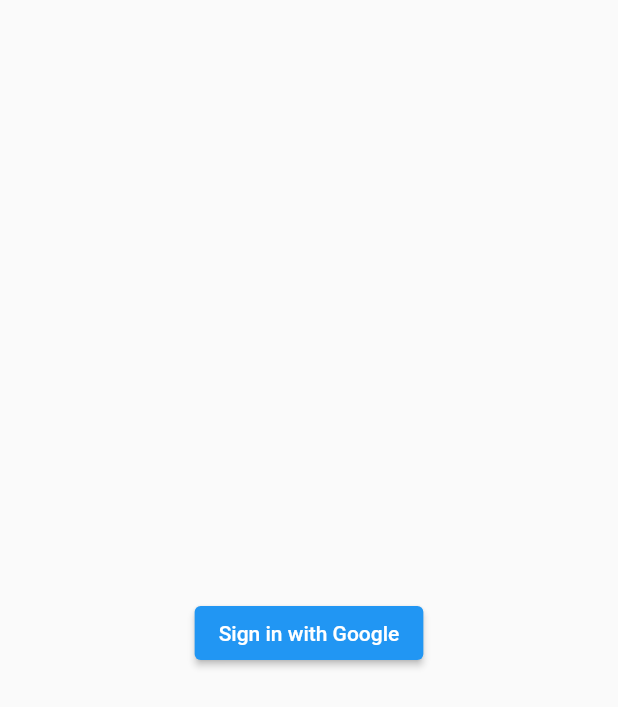
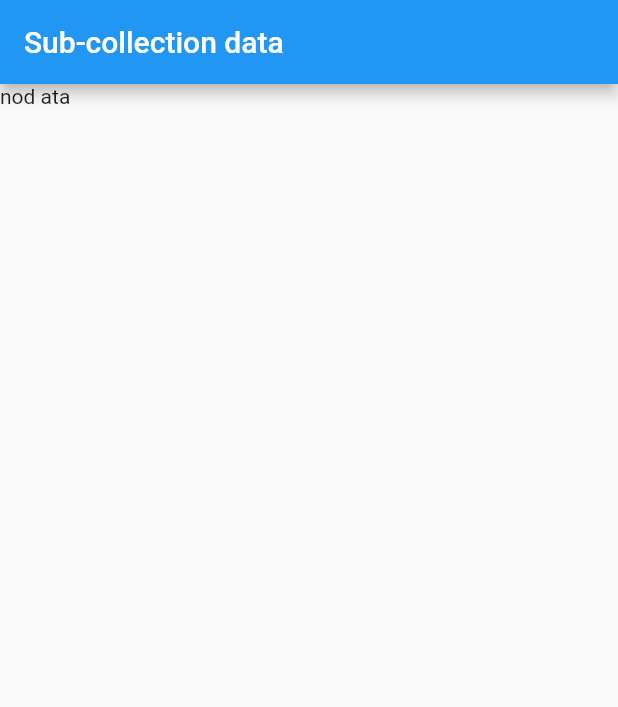
Before and after one commit to mahmudulri/phoneauth, a Flutter app: the screen it shows after launch, on a phone screen of 412 x 824 dp. Shown: the top 707 px of the screen. Run offline on Flutter 3.47's test engine with Material 2 defaults, Android fonts, the phone set to English and light mode, and no system bars; our stand-ins replace cloud_firestore, firebase_auth, firebase_core, get, get_storage, google_sign_in; accounts and stored records are empty.

Commit message:
fetched sub collections

```diff
--- /dev/null
+++ b/lib/buckets.firestore.dart
@@ -0,0 +1,4 @@
+class FirestoreBuckets {
+  static const String allschools = "allschools";
+  static const String students = "students";
+}
--- /dev/null
+++ b/lib/fields.firestore.dart
@@ -0,0 +1,4 @@
+class FirestoreField {
+  static const String name = "name";
+  static const String price = "price";
+}
--- a/lib/main.dart
+++ b/lib/main.dart
@@ -6,6 +6,7 @@ import 'package:firebase_core/firebase_core.dart';
 import 'package:phone_auth/splash_screen.dart';
 
 import 'pages/dashboard.dart';
+import 'pages/productpage.dart';
 
 void main() async {
   GetStorage.init();
@@ -26,6 +27,6 @@ class MyApp extends StatelessWidget {
         theme: ThemeData(
           primarySwatch: Colors.blue,
         ),
-        home: SplashScreen());
+        home: ProductPage());
   }
 }
--- /dev/null
+++ b/lib/pages/productpage.dart
@@ -0,0 +1,54 @@
+import 'package:flutter/material.dart';
+import 'package:cloud_firestore/cloud_firestore.dart';
+
+import '../buckets.firestore.dart';
+import '../fields.firestore.dart';
+
+class ProductPage extends StatelessWidget {
+  const ProductPage({
+    Key? key,
+  }) : super(key: key);
+
+  @override
+  Widget build(BuildContext context) {
+    return Scaffold(
+      appBar: AppBar(
+        title: Text('Sub-collection data'),
+      ),
+      body: StreamBuilder(
+        stream: FirebaseFirestore.instance
+            .collection(FirestoreBuckets.allschools)
+            .doc("radhanagor")
+            .collection(FirestoreBuckets.students)
+            .snapshots(),
+        builder: (context,
+            AsyncSnapshot<QuerySnapshot<Map<String, dynamic>>> snapshot) {
+          if (snapshot.hasData && snapshot != null) {
+            if (snapshot.data!.docs.isNotEmpty) {
+              return ListView.builder(
+                itemBuilder: (context, index) {
+                  Map<String, dynamic> docData =
+                      snapshot.data!.docs[index].data();
+
+                  if (docData.isEmpty) {
+                    return Text("No Data");
+                  }
+                  String name = docData[FirestoreField.name];
+
+                  return ListTile(
+                    title: Text(name),
+                  );
+                },
+                itemCount: snapshot.data!.docs.length,
+              );
+            } else {
+              return Text("nod ata");
+            }
+          } else {
+            return Text("nod ata");
+          }
+        },
+      ),
+    );
+  }
+}
```
Also changed, not shown: lib/pages/dashboard.dart (+38 -7 lines).
